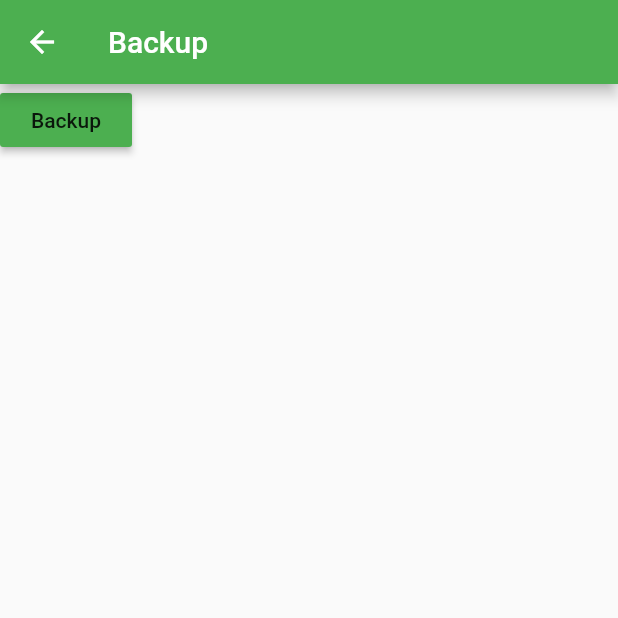
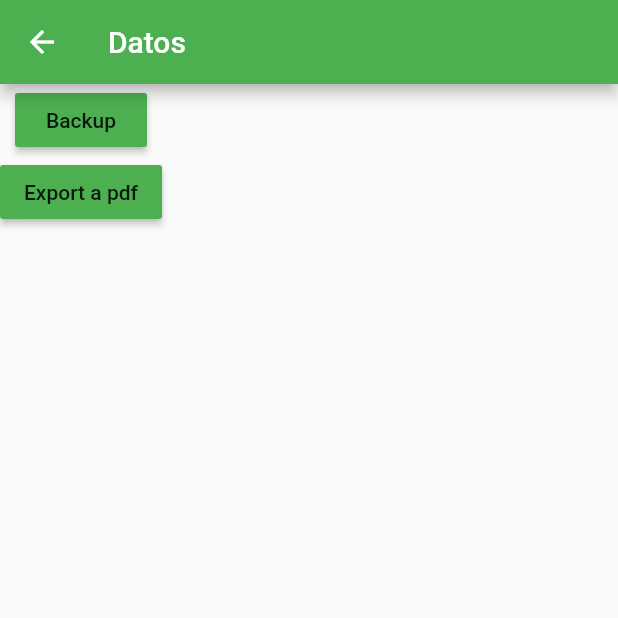
Before and after one commit to jaalorsa517/ADSI-SENA, a Flutter app: the screen it shows after launch, after a tap on "BACKUP", on a phone screen of 412 x 824 dp, the top half of it. Run offline on Flutter 3.47's test engine with Material 2 defaults, Android fonts, the light colour scheme and no system bars; our stand-ins replace pdf, sqflite; missing offline and left inert: esys_flutter_share; accounts and stored records are empty.

Commit message:
Ya se conocio la libreria que permite compartir archivos y la libreria que crea pdf

```diff
--- a/lib/main.dart
+++ b/lib/main.dart
@@ -3,7 +3,7 @@ import 'package:provider/provider.dart';
 import 'package:ventas/config/utilidades.dart';
 import 'package:ventas/logic/cliente/cliente_provider.dart';
 import 'package:ventas/logic/venta/inventario/inventario_provider.dart';
-import 'package:ventas/ui/screens/sc_backup.dart';
+import 'package:ventas/ui/screens/sc_datos.dart';
 import 'package:ventas/ui/screens/sc_cliente.dart';
 import 'package:ventas/ui/screens/sc_producto.dart';
 import 'package:ventas/ui/screens/sc_venta.dart';
@@ -36,7 +36,7 @@ class Principal extends StatelessWidget {
             '/cliente': (context) => ScCliente(),
             '/producto': (context) => ScProducto(),
             '/venta': (context) => ScVenta(context),
-            '/backup': (context) => ScBackup(),
+            '/datos': (context) => ScDatos(),
           },
           home: ScMain(),
         ));
--- a/lib/ui/screens/sc_backup.dart
+++ /dev/null
@@ -1,27 +0,0 @@
-import 'package:flutter/material.dart';
-import 'package:ventas/config/utilidades.dart';
-import 'package:ventas/logic/backup/backup_logic.dart';
-
-class ScBackup extends StatefulWidget {
-  @override
-  State<StatefulWidget> createState() {
-    return _ScBackup();
-  }
-}
-
-class _ScBackup extends State<ScBackup> {
-  @override
-  Widget build(BuildContext context) {
-    return Scaffold(
-      appBar: AppBar(title: Text('Backup'), backgroundColor: colorGenerico),
-      body: RaisedButton(
-          child: Text('Backup'),
-          color: colorGenerico,
-          onPressed: () async {
-            await BackUpLogic.backUpDo()
-                .then((value) => print('Copia correcta'))
-                .catchError((onError) => print('Error $onError'));
-          }),
-    );
-  }
-}
--- /dev/null
+++ b/lib/ui/screens/sc_datos.dart
@@ -0,0 +1,39 @@
+import 'package:flutter/material.dart';
+import 'package:ventas/config/utilidades.dart';
+import 'package:ventas/logic/datos/backup_logic.dart';
+import 'package:ventas/logic/datos/export_pdf.dart';
+
+class ScDatos extends StatefulWidget {
+  @override
+  State<StatefulWidget> createState() {
+    return _ScDatos();
+  }
+}
+
+class _ScDatos extends State<ScDatos> {
+  @override
+  Widget build(BuildContext context) {
+    return Scaffold(
+      appBar: AppBar(title: Text('Datos'), backgroundColor: colorGenerico),
+      body: Column(
+        children: [
+          RaisedButton(
+              child: Text('Backup'),
+              color: colorGenerico,
+              onPressed: () async {
+                await BackUpLogic.backUpDo()
+                    .then((value) => print('Copia correcta'))
+                    .catchError((onError) => print('Error $onError'));
+              }),
+          RaisedButton(
+              child: Text('Export a pdf'),
+              color: colorGenerico,
+              onPressed: () async {
+                writeOfPdf();
+                await writePdf();
+              }),
+        ],
+      ),
+    );
+  }
+}
--- a/lib/ui/screens/sc_main.dart
+++ b/lib/ui/screens/sc_main.dart
@@ -42,7 +42,7 @@ class ScMain extends StatelessWidget {
                 ),
                 Padding(
                   padding: const EdgeInsets.all(10.0),
-                  child: new WBoton('BACKUP', '/backup'),
+                  child: new WBoton('BACKUP', '/datos'),
                 )
               ])),
         ));
--- a/pubspec.yaml
+++ b/pubspec.yaml
@@ -24,6 +24,9 @@ dependencies:
   sqflite: any
   path: any
   provider: ^4.3.2+2
+  pdf: ^2.1.0
+  path_provider: ^1.6.27
+  esys_flutter_share: ^1.0.2
 
   # The following adds the Cupertino Icons font to your application.
   # Use with the CupertinoIcons class for iOS style icons.
```
Also changed, not shown: lib/logic/datos/export_pdf.dart (added, +50 -0 lines), lib/logic/datos/backup_logic.dart (renamed from lib/logic/backup/backup_logic.dart), pubspec.lock, 1 other file.
